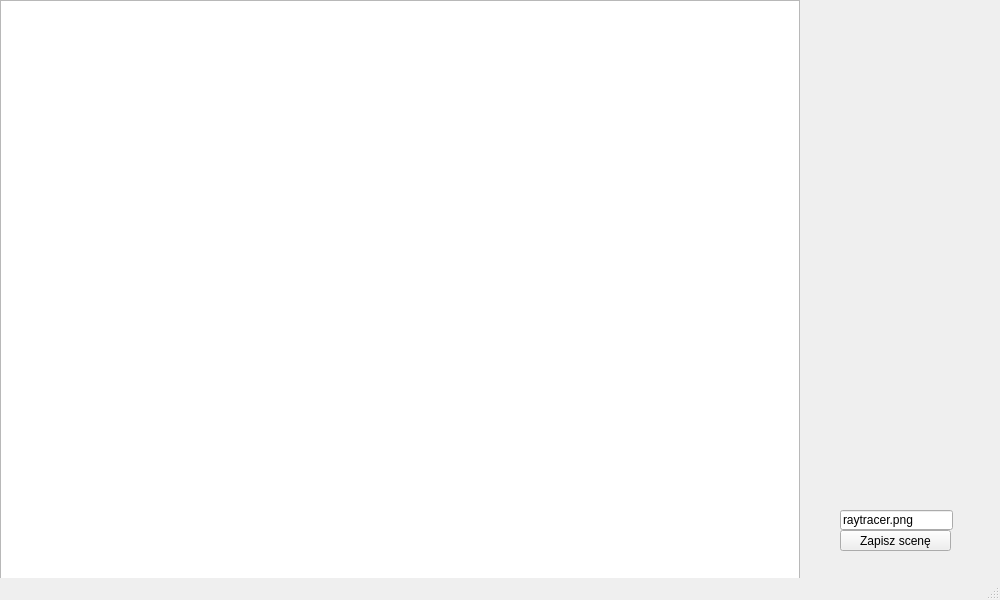
The window that mainwindow.ui (quetz05/Raytraicing) describes before a commit, drawn with Qt 5.
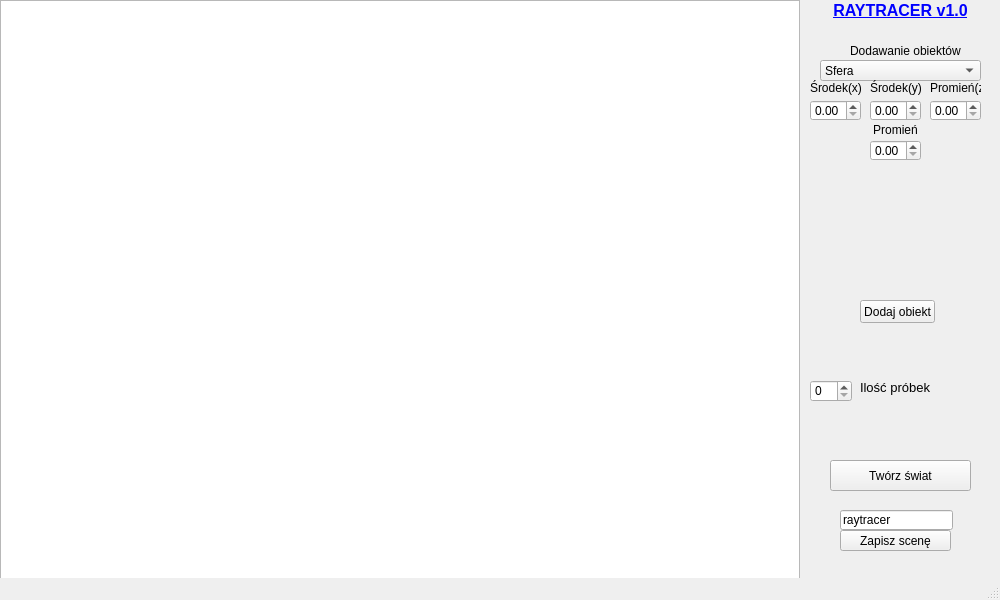
The same window after the commit.

Commit message:
GUI ciąg dalszy
można robić sfery :D ale zajebioza! :D

```diff
--- a/mainwindow.ui
+++ b/mainwindow.ui
@@ -34,7 +34,7 @@
      </rect>
     </property>
     <property name="text">
-     <string>raytracer.png</string>
+     <string>raytracer</string>
     </property>
    </widget>
    <widget class="QPushButton" name="save_butt">
@@ -50,6 +50,198 @@
      <string>Zapisz scenę</string>
     </property>
    </widget>
+   <widget class="QComboBox" name="objects_list">
+    <property name="geometry">
+     <rect>
+      <x>820</x>
+      <y>60</y>
+      <width>161</width>
+      <height>21</height>
+     </rect>
+    </property>
+    <item>
+     <property name="text">
+      <string>Sfera</string>
+     </property>
+    </item>
+    <item>
+     <property name="text">
+      <string>Płaszczyzna</string>
+     </property>
+    </item>
+    <item>
+     <property name="text">
+      <string>Punkt światła</string>
+     </property>
+    </item>
+   </widget>
+   <widget class="QLabel" name="label">
+    <property name="geometry">
+     <rect>
+      <x>820</x>
+      <y>0</y>
+      <width>161</width>
+      <height>21</height>
+     </rect>
+    </property>
+    <property name="text">
+     <string>&lt;html&gt;&lt;head/&gt;&lt;body&gt;&lt;p align=&quot;center&quot;&gt;&lt;span style=&quot; font-size:12pt; font-weight:600; text-decoration: underline; color:#0000ff;&quot;&gt;RAYTRACER v1.0&lt;/span&gt;&lt;/p&gt;&lt;/body&gt;&lt;/html&gt;</string>
+    </property>
+   </widget>
+   <widget class="QLabel" name="label_2">
+    <property name="geometry">
+     <rect>
+      <x>850</x>
+      <y>40</y>
+      <width>111</width>
+      <height>21</height>
+     </rect>
+    </property>
+    <property name="text">
+     <string>Dodawanie obiektów:</string>
+    </property>
+   </widget>
+   <widget class="QDoubleSpinBox" name="sp_x">
+    <property name="geometry">
+     <rect>
+      <x>810</x>
+      <y>100</y>
+      <width>51</width>
+      <height>21</height>
+     </rect>
+    </property>
+   </widget>
+   <widget class="QDoubleSpinBox" name="sp_y">
+    <property name="geometry">
+     <rect>
+      <x>870</x>
+      <y>100</y>
+      <width>51</width>
+      <height>21</height>
+     </rect>
+    </property>
+   </widget>
+   <widget class="QDoubleSpinBox" name="sp_z">
+    <property name="geometry">
+     <rect>
+      <x>930</x>
+      <y>100</y>
+      <width>51</width>
+      <height>21</height>
+     </rect>
+    </property>
+   </widget>
+   <widget class="QDoubleSpinBox" name="sp_rad">
+    <property name="geometry">
+     <rect>
+      <x>870</x>
+      <y>140</y>
+      <width>51</width>
+      <height>21</height>
+     </rect>
+    </property>
+   </widget>
+   <widget class="QPushButton" name="create_obj">
+    <property name="geometry">
+     <rect>
+      <x>860</x>
+      <y>300</y>
+      <width>75</width>
+      <height>23</height>
+     </rect>
+    </property>
+    <property name="text">
+     <string>Dodaj obiekt</string>
+    </property>
+   </widget>
+   <widget class="QSpinBox" name="sampler">
+    <property name="geometry">
+     <rect>
+      <x>810</x>
+      <y>380</y>
+      <width>42</width>
+      <height>22</height>
+     </rect>
+    </property>
+   </widget>
+   <widget class="QLabel" name="label_3">
+    <property name="geometry">
+     <rect>
+      <x>860</x>
+      <y>380</y>
+      <width>81</width>
+      <height>16</height>
+     </rect>
+    </property>
+    <property name="text">
+     <string>&lt;html&gt;&lt;head/&gt;&lt;body&gt;&lt;p&gt;&lt;span style=&quot; font-size:10pt;&quot;&gt;Ilość próbek&lt;/span&gt;&lt;/p&gt;&lt;/body&gt;&lt;/html&gt;</string>
+    </property>
+   </widget>
+   <widget class="QPushButton" name="create_world">
+    <property name="geometry">
+     <rect>
+      <x>830</x>
+      <y>460</y>
+      <width>141</width>
+      <height>31</height>
+     </rect>
+    </property>
+    <property name="text">
+     <string>Twórz świat</string>
+    </property>
+   </widget>
+   <widget class="QLabel" name="t_sp_x">
+    <property name="geometry">
+     <rect>
+      <x>810</x>
+      <y>80</y>
+      <width>51</width>
+      <height>16</height>
+     </rect>
+    </property>
+    <property name="text">
+     <string>Środek(x)</string>
+    </property>
+   </widget>
+   <widget class="QLabel" name="t_sp_y">
+    <property name="geometry">
+     <rect>
+      <x>870</x>
+      <y>80</y>
+      <width>51</width>
+      <height>16</height>
+     </rect>
+    </property>
+    <property name="text">
+     <string>Środek(y)</string>
+    </property>
+   </widget>
+   <widget class="QLabel" name="t_sp_z">
+    <property name="geometry">
+     <rect>
+      <x>930</x>
+      <y>80</y>
+      <width>51</width>
+      <height>16</height>
+     </rect>
+    </property>
+    <property name="text">
+     <string>Promień(z)</string>
+    </property>
+   </widget>
+   <widget class="QLabel" name="t_sp_rad">
+    <property name="geometry">
+     <rect>
+      <x>870</x>
+      <y>120</y>
+      <width>51</width>
+      <height>20</height>
+     </rect>
+    </property>
+    <property name="text">
+     <string>&lt;html&gt;&lt;head/&gt;&lt;body&gt;&lt;p align=&quot;center&quot;&gt;Promień&lt;/p&gt;&lt;/body&gt;&lt;/html&gt;</string>
+    </property>
+   </widget>
   </widget>
   <widget class="QStatusBar" name="statusBar"/>
  </widget>
```
The commit also changes 4 other files.
